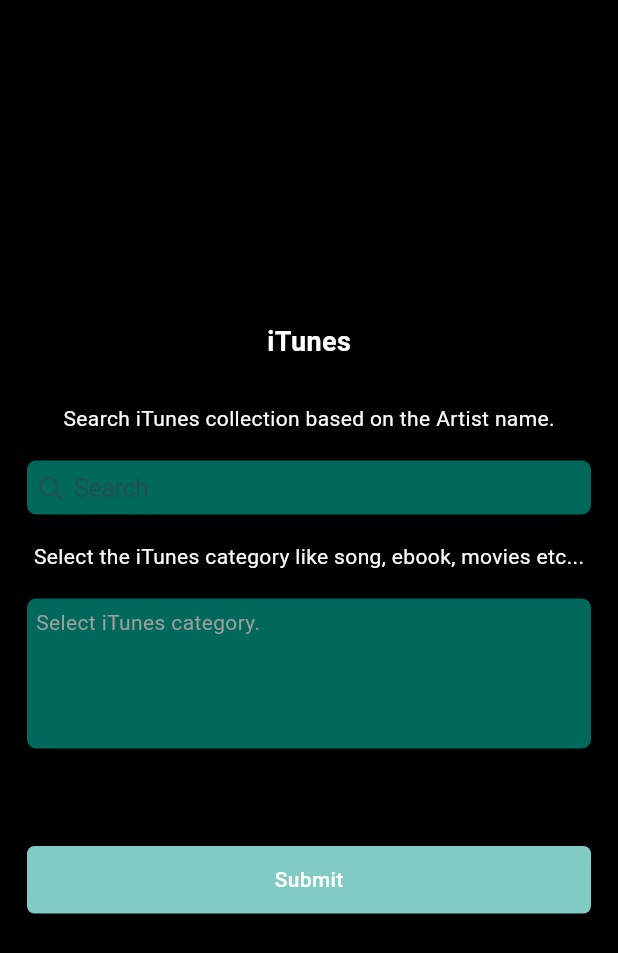
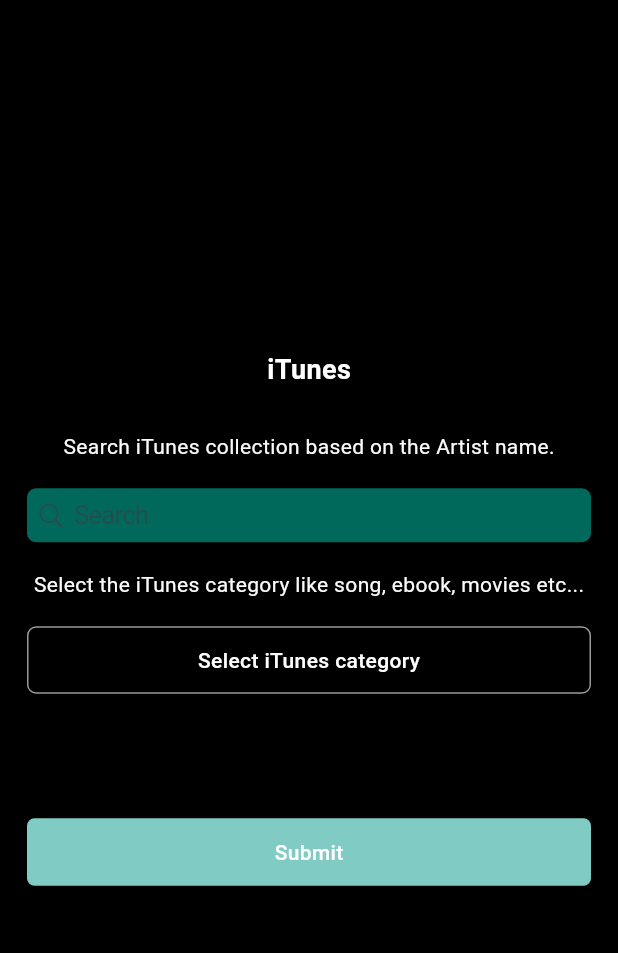
Before and after one commit to NandhakumarKrishnanNK/itunes, a Flutter app: the screen it shows after launch, on a phone screen of 412 x 824 dp. Shown: the top 953 px of the screen. Run offline on Flutter 3.47's test engine with Material 3 defaults, Android fonts, the phone set to English and light mode, and no system bars; our stand-ins replace cached_network_image, chewie, dio, flutter_html, flutter_riverpod, fluttertoast and 2 more; missing offline and left inert: flutter_jailbreak_detection.

Commit message:
all screen is working fine

```diff
--- a/lib/src/app/utils/constants.dart
+++ b/lib/src/app/utils/constants.dart
@@ -1,5 +1,14 @@
 class Constants {
   static const String appName = "itunes";
+  static const List<String> mediaType = [
+    'album',
+    'movieArtist',
+    'ebook',
+    'movie',
+    'musicVideo',
+    'podcast',
+    'song'
+  ];
   static const String sslCertKey =
       "YzU2NTFkN2IzMzJjMjAyNDM0YjIxN2E4OGQ4ZTIzOWY0ZDQ2NjlhYWViNGQyZTE0NjMyNDIyYzllMDcxYWM3OQ==";
 }
--- a/lib/src/app/utils/string_resources.dart
+++ b/lib/src/app/utils/string_resources.dart
@@ -11,4 +11,5 @@
   static const String artist = 'Artist';
   static const String releasedDate = 'Released Date';
   static const String submit = 'Submit';
+  static const String selectMediaType = 'Select iTunes category';
 }
--- a/lib/src/services/api_service.dart
+++ b/lib/src/services/api_service.dart
@@ -6,8 +6,7 @@
 import '../model/itunes_model.dart';
 
 class ApiService {
-  Future<ITunesModel> getiTunesData(
-      {String? artist, required String entity}) async {
+  Future<ITunesModel> getiTunesData({String? artist, String? entity}) async {
     ITunesModel itunesData = ITunesModel();
     await HttpRepository.apiRequest(HttpRequestType.get,
             HttpUrls.searchITunes(artist: artist, entity: entity))
--- a/lib/src/view/home_screen.dart
+++ b/lib/src/view/home_screen.dart
@@ -1,21 +1,23 @@
 import 'package:flutter/cupertino.dart';
 import 'package:flutter/material.dart';
+import 'package:flutter_riverpod/flutter_riverpod.dart';
+import 'package:itunes/src/app/utils/app_utils.dart';
+import 'package:itunes/src/app/utils/constants.dart';
+import 'package:itunes/src/view/itunes_screen.dart';
+import 'package:itunes/src/view/media_screen.dart';
 import 'package:itunes/src/widget/text_widget.dart';
 
 import '../app/utils/string_resources.dart';
+import '../viewmodel/media_viewmodel.dart';
 import '../widget/primary_button.dart';
 
-class HomeScreen extends StatefulWidget {
-  const HomeScreen({super.key});
+class HomeScreen extends ConsumerWidget {
+  final TextEditingController _controller = TextEditingController();
 
+  HomeScreen({super.key});
   @override
-  State<HomeScreen> createState() => _HomeScreenState();
-}
-
-class _HomeScreenState extends State<HomeScreen> {
-  final TextEditingController _controller = TextEditingController();
-  @override
-  Widget build(BuildContext context) {
+  Widget build(BuildContext context, ref) {
+    final selectedItems = ref.watch(selectedItemsProvider);
     return SafeArea(
       child: Scaffold(
         backgroundColor: Colors.black,
@@ -53,6 +55,7 @@
                   onChanged: (value) {},
                   onSubmitted: (val) {},
                   suffixMode: OverlayVisibilityMode.never,
+                  style: const TextStyle(color: Colors.white),
                   decoration: BoxDecoration(
                       borderRadius: BorderRadius.circular(6),
                       color: Colors.teal[800]),
@@ -71,32 +74,71 @@
                 const SizedBox(
                   height: 18,
                 ),
-                GestureDetector(
-                  onTap: () {},
-                  child: Container(
-                    height: 100,
+                PrimaryButton(
+                  text: StringResource.selectMediaType,
+                  width: double.infinity,
+                  onTap: () {
+                    Navigator.push(
+                      context,
+                      MaterialPageRoute(
+                        builder: (context) => MediaScreen(),
+                      ),
+                    );
+                  },
+                  backgroundColor: Colors.transparent,
+                  borderColor: Colors.white60,
+                  buttonRadius: 6,
+                ),
+                const SizedBox(
+                  height: 18,
+                ),
+                if (selectedItems.isNotEmpty)
+                  Container(
+                      height: 80,
                       width: double.infinity,
                       padding: const EdgeInsets.all(6),
                       clipBehavior: Clip.hardEdge,
                       decoration: BoxDecoration(
                           borderRadius: BorderRadius.circular(6),
                           color: Colors.teal[800]),
-                    child: const TextWidget(
-                      text: "Select iTunes category.",
-                      textStyle: TextStyle(
-                        color: Colors.grey,
-                        fontSize: 14,
+                      child: Wrap(
+                        children: List.generate(
+                          selectedItems.length,
+                          (index) => Container(
+                            padding: const EdgeInsets.symmetric(
+                                horizontal: 6, vertical: 2),
+                            margin: const EdgeInsets.all(2),
+                            decoration: BoxDecoration(
+                                color: Colors.teal[200],
+                                borderRadius: BorderRadius.circular(3)),
+                            child: TextWidget(
+                              text: AppUtils.capitalizeFirstWord(
+                                  Constants.mediaType[selectedItems[index]]),
+                              textStyle: const TextStyle(
+                                  fontSize: 12.0,
+                                  fontWeight: FontWeight.w500,
+                                  color: Colors.white),
                             ),
                           ),
                         ),
-                ),
+                      )),
                 const SizedBox(
                   height: 65,
                 ),
                 PrimaryButton(
                   text: StringResource.submit,
                   width: double.infinity,
-                  onTap: () {},
+                  onTap: () {
+                    Navigator.push(
+                      context,
+                      MaterialPageRoute(
+                        builder: (context) => ITunesScreen(
+                            term: 'nolan',
+                            entity:
+                                'album,movieArtist,ebook,movie,musicVideo,podcast,song'),
+                      ),
+                    );
+                  },
                   backgroundColor: Colors.teal[200],
                 )
               ],
--- /dev/null
+++ b/lib/src/viewmodel/media_viewmodel.dart
@@ -0,0 +1,18 @@
+import 'package:flutter_riverpod/flutter_riverpod.dart';
+
+class SelectedItemsNotifier extends StateNotifier<List<int>> {
+  SelectedItemsNotifier() : super([]);
+
+  void toggleItem(int item) {
+    if (state.contains(item)) {
+      state = state.where((element) => element != item).toList();
+    } else {
+      state = [...state, item];
+    }
+  }
+}
+
+final selectedItemsProvider =
+    StateNotifierProvider<SelectedItemsNotifier, List<int>>((ref) {
+  return SelectedItemsNotifier();
+});
--- a/lib/src/widget/primary_button.dart
+++ b/lib/src/widget/primary_button.dart
@@ -89,6 +89,10 @@
                   RoundedRectangleBorder(
                       borderRadius: BorderRadius.circular(5.0)))
               : RoundedRectangleBorder(
+                  side: BorderSide(
+                      color: widget.borderColor ??
+                          widget.backgroundColor ??
+                          Colors.transparent),
                   borderRadius: BorderRadius.circular(widget.buttonRadius!),
                 ),
           elevation: widget.buttonElevation,
```
Also changed, not shown: lib/src/app/http/http_urls.dart (+7 -2 lines), lib/src/view/itunes_screen.dart (+8 -2 lines), lib/src/view/media_screen.dart (+32 -8 lines), lib/src/viewmodel/itunes_viewmodel.dart (+47 -28 lines). Lines whose indentation alone changed are shown as unchanged.
